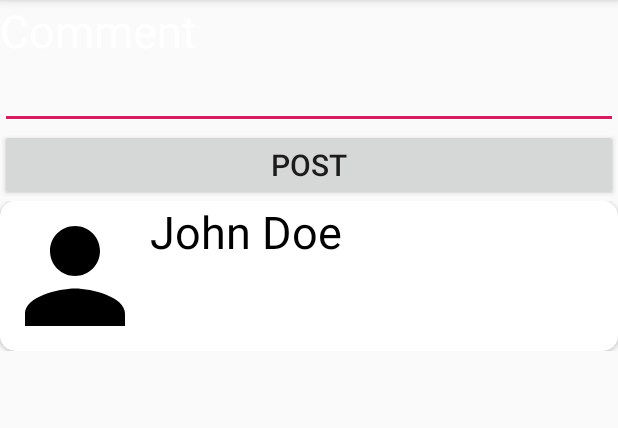
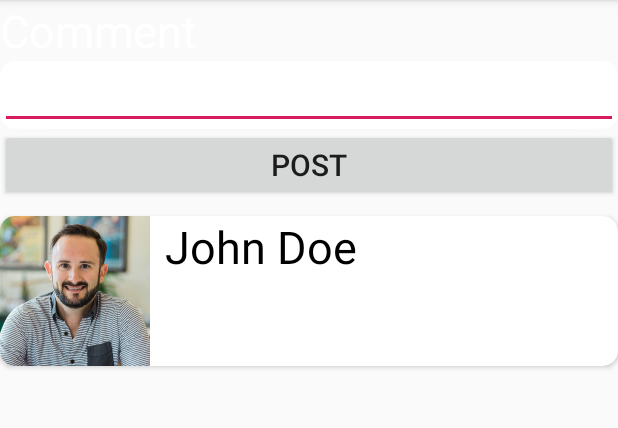
Before and after one commit to SteveWKurnia/DSCProject, an Android app: the fragment commentMenu shown on its own in the app's theme, after a tap on "POST", on a phone screen of 412 x 824 dp, the part 84-512 px from its top. Run offline under Robolectric (Android 15) with nearby library versions, the phone set to English and light mode, and no system bars.

Commit message:
Comment successfully edited! In the middle of changing app icon

```diff
--- a/app/src/main/java/android/wk/com/dscmovieproject/HomeFiles/Adapter/commentAdapter.java
+++ b/app/src/main/java/android/wk/com/dscmovieproject/HomeFiles/Adapter/commentAdapter.java
@@ -15,11 +15,13 @@ import java.util.ArrayList;
 
 public class commentAdapter extends RecyclerView.Adapter<commentAdapter.ViewHolder> {
 
-    ArrayList<commentDataModel> commentDataModels;
+    static ArrayList<commentDataModel> commentDataModels = new ArrayList<>();
+    String comment;
 
-    public commentAdapter(ArrayList<commentDataModel> commentDataModels) {
+    public commentAdapter(String comment) {
         Log.d("AllLog","on create comment adapter");
-        this.commentDataModels = commentDataModels;
+        this.comment = comment;
+        populateArrayList(comment);
     }
 
     @NonNull
@@ -44,6 +46,10 @@ public class commentAdapter extends RecyclerView.Adapter<commentAdapter.ViewHold
         return commentDataModels.size();
     }
 
+    private void populateArrayList(String comment){
+        commentDataModels.add(new commentDataModel("John Doe",comment,R.drawable.john));
+    }
+
     public class ViewHolder extends RecyclerView.ViewHolder {
 
         ImageView userPicture;
--- a/app/src/main/java/android/wk/com/dscmovieproject/HomeFiles/Fragment/commentMenu.java
+++ b/app/src/main/java/android/wk/com/dscmovieproject/HomeFiles/Fragment/commentMenu.java
@@ -12,10 +12,7 @@ import android.view.ViewGroup;
 import android.widget.Button;
 import android.widget.EditText;
 import android.wk.com.dscmovieproject.HomeFiles.Adapter.commentAdapter;
-import android.wk.com.dscmovieproject.HomeFiles.DataModel.commentDataModel;
 import android.wk.com.dscmovieproject.R;
-
-import java.util.ArrayList;
 
 public class commentMenu extends Fragment {
 
@@ -32,24 +29,16 @@ public class commentMenu extends Fragment {
         Button button = view.findViewById(R.id.postButton);
         final EditText userComment = view.findViewById(R.id.userComment);
         final RecyclerView mainRecycler = view.findViewById(R.id.commentRecyclers);
-        mainRecycler.setLayoutManager(new LinearLayoutManager(view.getContext(),LinearLayoutManager.HORIZONTAL,false));
+        mainRecycler.setLayoutManager(new LinearLayoutManager(view.getContext(),LinearLayoutManager.VERTICAL,false));
 
         button.setOnClickListener(new View.OnClickListener() {
             @Override
             public void onClick(View v) {
                 String comment = userComment.getText().toString();
-                commentAdapter commentAdapter = new commentAdapter(populateArrayList(comment));
+                commentAdapter commentAdapter = new commentAdapter(comment);
                 mainRecycler.setAdapter(commentAdapter);
             }
         });
 
     }
-
-    private ArrayList<commentDataModel> populateArrayList(String comment){
-        ArrayList<commentDataModel> commentDataModels = new ArrayList<>();
-        commentDataModels.add(new commentDataModel("John Doe",comment,R.drawable.ic_person_black_24dp));
-
-        return commentDataModels;
-    }
-
 }
--- a/app/src/main/res/layout/comment_recycler_content.xml
+++ b/app/src/main/res/layout/comment_recycler_content.xml
@@ -1,10 +1,12 @@
 <?xml version="1.0" encoding="utf-8"?>
 <RelativeLayout xmlns:android="http://schemas.android.com/apk/res/android"
     android:layout_width="match_parent"
-    android:layout_height="match_parent"
+    android:layout_height="wrap_content"
     xmlns:app="http://schemas.android.com/apk/res-auto">
 
     <android.support.v7.widget.CardView
+        android:layout_marginTop="10dp"
+        android:layout_marginBottom="10dp"
         android:layout_width="match_parent"
         android:layout_height="wrap_content"
         app:cardCornerRadius="10dp"
@@ -22,6 +24,7 @@
                 android:layout_height="100dp" />
 
             <LinearLayout
+                android:layout_marginLeft="10dp"
                 android:layout_width="wrap_content"
                 android:layout_height="wrap_content"
                 android:orientation="vertical">
--- a/app/src/main/res/layout/fragment_content_details_comment.xml
+++ b/app/src/main/res/layout/fragment_content_details_comment.xml
@@ -1,8 +1,8 @@
 <?xml version="1.0" encoding="utf-8"?>
-<LinearLayout
-    xmlns:android="http://schemas.android.com/apk/res/android"
+<LinearLayout xmlns:android="http://schemas.android.com/apk/res/android"
     android:layout_width="match_parent"
     android:layout_height="match_parent"
+    xmlns:app="http://schemas.android.com/apk/res-auto"
     android:orientation="vertical">
 
     <TextView
@@ -12,13 +12,18 @@
         android:layout_width="match_parent"
         android:layout_height="wrap_content" />
 
-    <EditText
-        android:outlineAmbientShadowColor="@color/colorWhite"
-        android:outlineSpotShadowColor="@color/colorWhite"
-        android:textColor="@color/colorWhite"
-        android:id="@+id/userComment"
+    <android.support.v7.widget.CardView
         android:layout_width="match_parent"
-        android:layout_height="wrap_content" />
+        android:layout_height="wrap_content"
+        app:cardCornerRadius="10dp"
+        android:elevation="10dp">
+
+        <EditText
+            android:id="@+id/userComment"
+            android:layout_width="match_parent"
+            android:layout_height="wrap_content" />
+
+    </android.support.v7.widget.CardView>
 
     <Button
         android:id="@+id/postButton"
```
Also changed, not shown: app/src/main/AndroidManifest.xml (+4 -3 lines), app/src/main/java/android/wk/com/dscmovieproject/ProfileFiles/watchlistActivity.java (+10 -1 lines), app/src/main/res/layout/watchlist_recycler.xml (+10 -0 lines).
